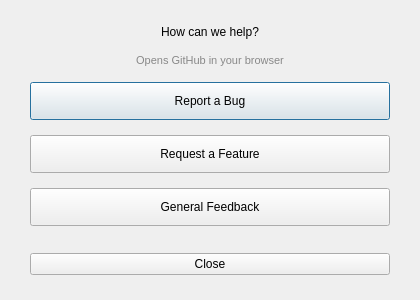
s4solutionsllc/Nexis, file shared/nexis/feedback.ui: the form before one commit.
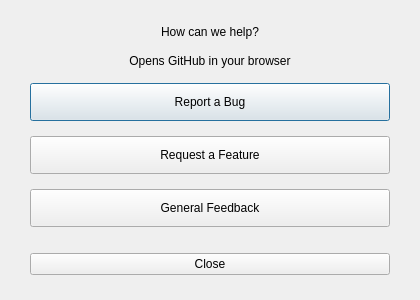
The form after the commit.

Commit message:
fix(ui): one base font size and shared text roles
- QSS base rule QWidget { font-family; font-size: 10pt } replaces the
  QMainWindow-scoped family rule; platform per-class fonts (13pt on
  macOS) no longer leak into unsized widgets
- keep QApplication font in step for painters and delegates
- replace 15 QFont point-size bumps with textRole QSS properties
- convert all px font sizes to the pt scale

Diff of the .ui file:
```diff
--- a/shared/nexis/feedback.ui
+++ b/shared/nexis/feedback.ui
@@ -54,7 +54,7 @@
       <set>Qt::AlignCenter</set>
      </property>
      <property name="styleSheet">
-      <string notr="true">color: #888; font-size: 11px;</string>
+      <string notr="true"/>
      </property>
     </widget>
    </item>
```
The commit also changes 19 other files.
